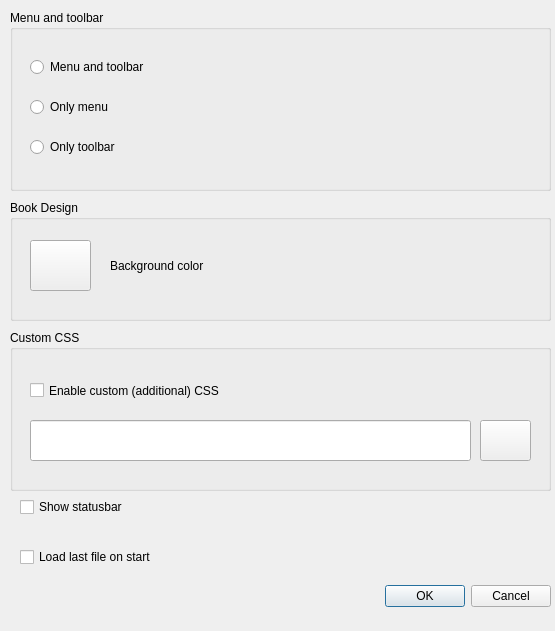
Before: the Qt Designer form src/qbrsettingsdialog.ui in moose-kazan/qbr, drawn with Qt 5.
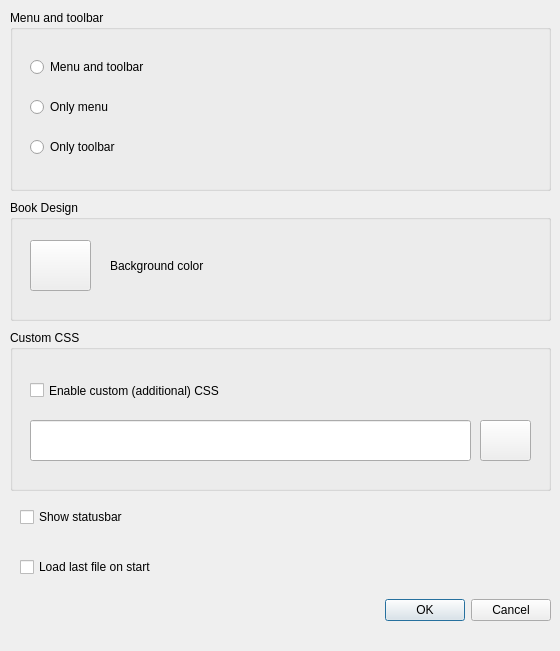
After: the same form once the commit is applied. Icons and pictures are not drawn.

The edit to the form file:
```diff
--- a/src/qbrsettingsdialog.ui
+++ b/src/qbrsettingsdialog.ui
@@ -6,8 +6,8 @@
    <rect>
     <x>0</x>
     <y>0</y>
-    <width>555</width>
-    <height>631</height>
+    <width>560</width>
+    <height>651</height>
    </rect>
   </property>
   <property name="sizePolicy">
@@ -26,9 +26,9 @@
    <property name="geometry">
     <rect>
      <x>210</x>
-     <y>580</y>
+     <y>590</y>
      <width>341</width>
-     <height>32</height>
+     <height>41</height>
     </rect>
    </property>
    <property name="orientation">
@@ -94,7 +94,7 @@
    <property name="geometry">
     <rect>
      <x>20</x>
-     <y>490</y>
+     <y>500</y>
      <width>521</width>
      <height>34</height>
     </rect>
@@ -107,7 +107,7 @@
    <property name="geometry">
     <rect>
      <x>20</x>
-     <y>540</y>
+     <y>550</y>
      <width>521</width>
      <height>34</height>
     </rect>
```
Left out of the diff: 3 changed lines with no effect on the pictures.
